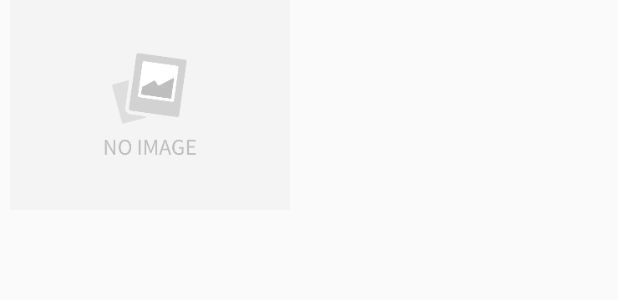
After one commit to GowoonJ/Image-Note-App, an Android app: the layout item_images.xml on its own in the app's theme, with its tools: preview values and no code run, on a phone screen of 412 x 824 dp. The commit adds this screen. Shown: the top 300 px of the screen. Run offline under Robolectric (Android 15) with nearby library versions, the phone set to English and light mode, and no system bars.

Commit message:
id 수정, recyclerView image item 추가

```diff
--- a/app/src/main/res/layout/item_image_recycler.xml
+++ b/app/src/main/res/layout/item_image_recycler.xml
@@ -7,7 +7,7 @@
     android:layout_height="100dp">
 
     <ImageView
-        android:id="@+id/imageView"
+        android:id="@+id/imageView_added"
         android:layout_width="140dp"
         android:layout_height="match_parent"
         app:layout_constraintStart_toStartOf="parent"
@@ -19,7 +19,7 @@
         android:layout_height="wrap_content"
         app:srcCompat="@drawable/close_icon"
         app:layout_constraintTop_toTopOf="parent"
-        app:layout_constraintStart_toEndOf="@id/imageView"
+        app:layout_constraintStart_toEndOf="@id/imageView_added"
         app:layout_constraintEnd_toEndOf="parent"/>
 
 
--- /dev/null
+++ b/app/src/main/res/layout/item_images.xml
@@ -0,0 +1,14 @@
+<?xml version="1.0" encoding="utf-8"?>
+<androidx.constraintlayout.widget.ConstraintLayout xmlns:android="http://schemas.android.com/apk/res/android"
+    android:layout_width="wrap_content"
+    android:layout_height="140dp"
+    xmlns:app="http://schemas.android.com/apk/res-auto">
+
+    <ImageView
+        android:id="@+id/imageView"
+        android:layout_width="200dp"
+        android:layout_height="match_parent"
+        app:layout_constraintStart_toStartOf="parent"
+        app:srcCompat="@drawable/no_image_img" />
+
+</androidx.constraintlayout.widget.ConstraintLayout>
--- a/app/src/main/res/layout/layout_note.xml
+++ b/app/src/main/res/layout/layout_note.xml
@@ -92,6 +92,7 @@
         app:layout_constraintTop_toBottomOf="@id/tv_note_image" />
 
     <androidx.recyclerview.widget.RecyclerView
+        android:id="@+id/recycler_add_image"
         android:layout_width="0dp"
         android:layout_height="100dp"
         android:layout_marginTop="16dp"
@@ -100,7 +101,7 @@
         app:layout_constraintTop_toBottomOf="@+id/view_divider_image" />
 
     <Button
-        android:id="@+id/button_ok"
+        android:id="@+id/button_write"
         android:layout_width="0dp"
         android:layout_height="52dp"
         android:text="메모 작성"
```
Also changed, not shown: app/src/main/res/layout/item_note_list.xml (+4 -4 lines).
